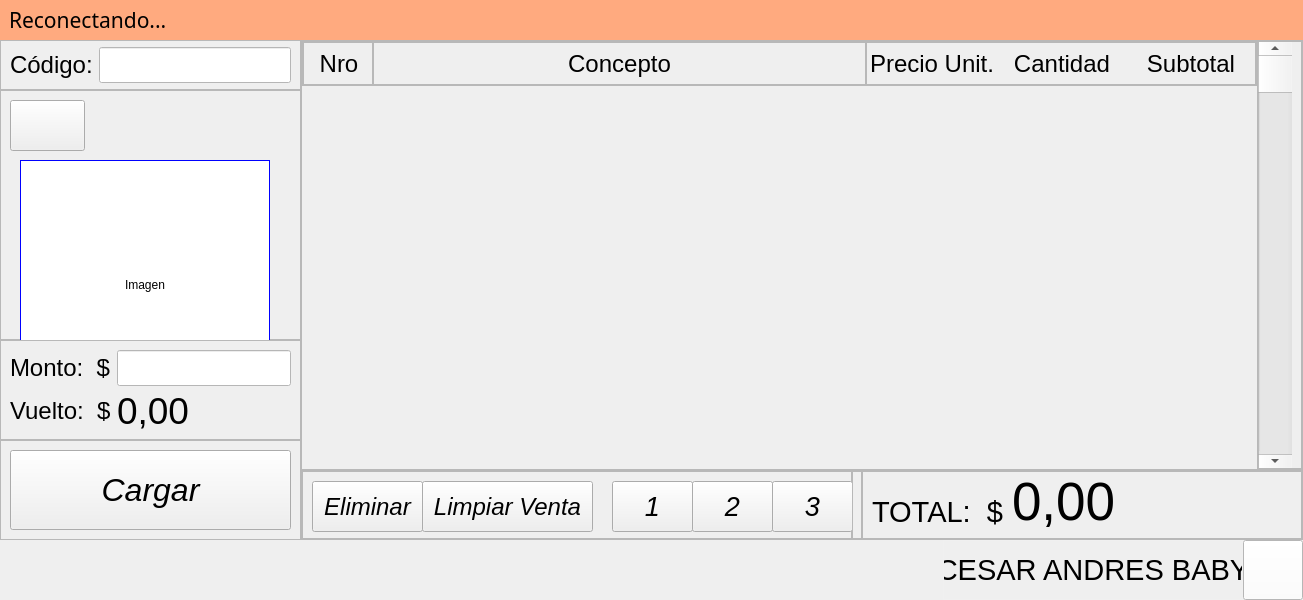
Before: the Qt Designer form sources/vtn/untitled.ui in Cesar073/Punto-Venta-3, drawn with Qt 5.
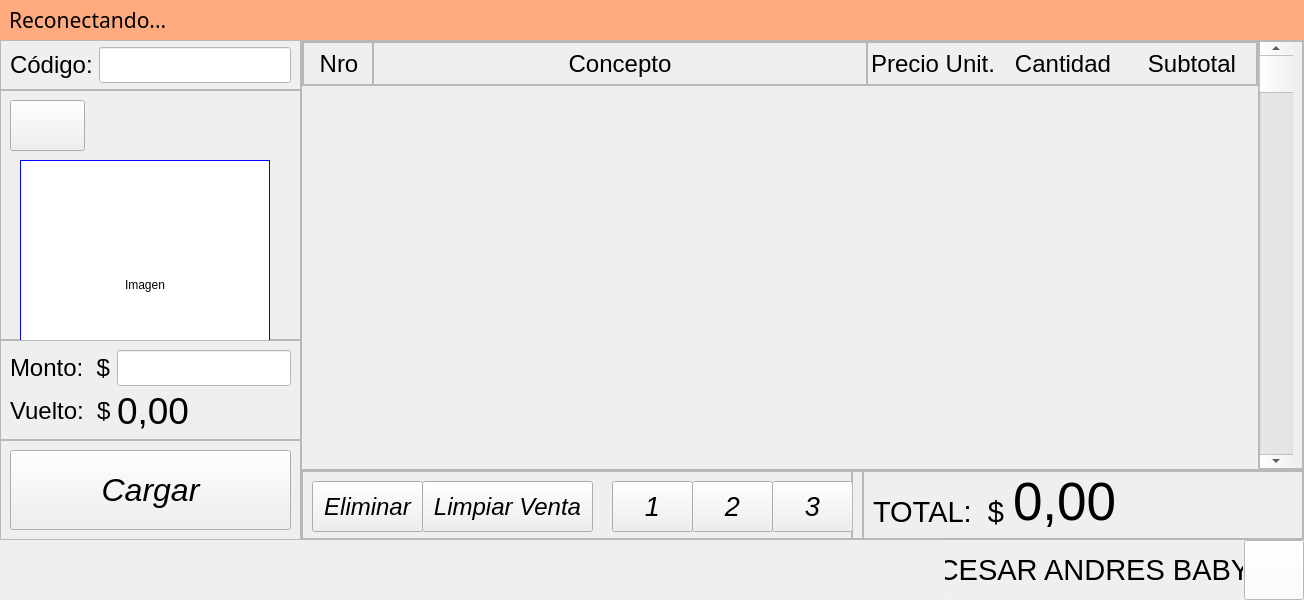
After: the same form once the commit is applied.

Patch:
```diff
--- a/sources/vtn/untitled.ui
+++ b/sources/vtn/untitled.ui
@@ -6,10 +6,16 @@
    <rect>
     <x>0</x>
     <y>0</y>
-    <width>1303</width>
+    <width>1304</width>
     <height>600</height>
    </rect>
   </property>
+  <property name="sizePolicy">
+   <sizepolicy hsizetype="Preferred" vsizetype="Preferred">
+    <horstretch>0</horstretch>
+    <verstretch>0</verstretch>
+   </sizepolicy>
+  </property>
   <property name="minimumSize">
    <size>
     <width>1303</width>
```
Left out of the diff: 35 changed lines with no effect on the pictures. Lines whose indentation alone changed are shown as unchanged.
